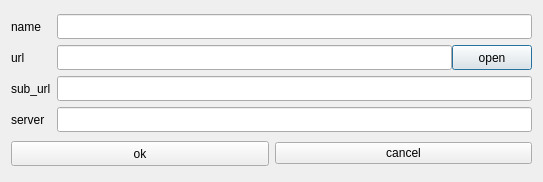
The window that item_set_dialog.ui (Seppura-y/MediaPublisher) describes before a commit, drawn with Qt 5.
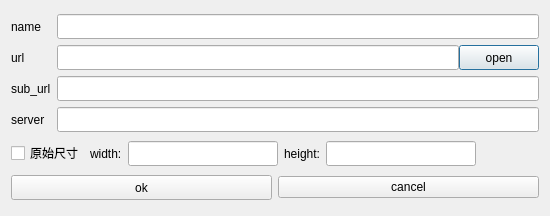
The same window after the commit.

Patch:
```diff
--- a/item_set_dialog.ui
+++ b/item_set_dialog.ui
@@ -6,8 +6,8 @@
    <rect>
     <x>0</x>
     <y>0</y>
-    <width>543</width>
-    <height>182</height>
+    <width>550</width>
+    <height>216</height>
    </rect>
   </property>
   <property name="windowTitle">
@@ -174,6 +174,76 @@
      </item>
     </layout>
    </item>
+   <item>
+    <layout class="QHBoxLayout" name="horizontalLayout_2">
+     <item>
+      <widget class="QCheckBox" name="cb_default">
+       <property name="text">
+        <string>原始尺寸</string>
+       </property>
+      </widget>
+     </item>
+     <item>
+      <widget class="QLabel" name="label_5">
+       <property name="text">
+        <string>width:</string>
+       </property>
+      </widget>
+     </item>
+     <item>
+      <widget class="QLineEdit" name="le_width">
+       <property name="minimumSize">
+        <size>
+         <width>150</width>
+         <height>25</height>
+        </size>
+       </property>
+       <property name="maximumSize">
+        <size>
+         <width>150</width>
+         <height>25</height>
+        </size>
+       </property>
+      </widget>
+     </item>
+     <item>
+      <widget class="QLabel" name="label_6">
+       <property name="text">
+        <string>height:</string>
+       </property>
+      </widget>
+     </item>
+     <item>
+      <widget class="QLineEdit" name="le_height">
+       <property name="minimumSize">
+        <size>
+         <width>150</width>
+         <height>25</height>
+        </size>
+       </property>
+       <property name="maximumSize">
+        <size>
+         <width>150</width>
+         <height>25</height>
+        </size>
+       </property>
+      </widget>
+     </item>
+     <item>
+      <spacer name="horizontalSpacer">
+       <property name="orientation">
+        <enum>Qt::Horizontal</enum>
+       </property>
+       <property name="sizeHint" stdset="0">
+        <size>
+         <width>40</width>
+         <height>20</height>
+        </size>
+       </property>
+      </spacer>
+     </item>
+    </layout>
+   </item>
    <item>
     <layout class="QHBoxLayout" name="horizontalLayout">
      <item>
```
